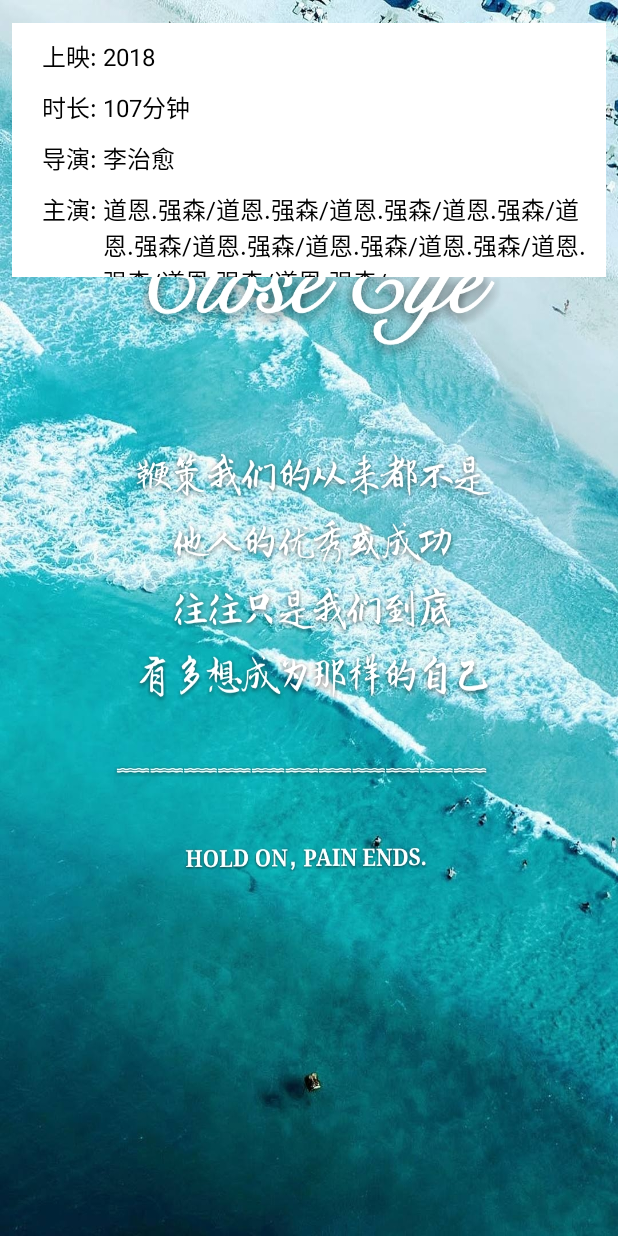
After one commit to ClodWinter/CloseEye, an Android app: the layout mdi_director_layout.xml on its own in the app's theme, with its tools: preview values and no code run, on a phone screen of 412 x 824 dp. The commit adds this screen. Run offline under Robolectric (Android 15) with nearby library versions, the light colour scheme and no system bars.

Commit message:
电影详情
电影详情

```diff
--- /dev/null
+++ b/app/src/main/res/layout/mdi_director_layout.xml
@@ -0,0 +1,138 @@
+<?xml version="1.0" encoding="utf-8"?>
+<RelativeLayout xmlns:android="http://schemas.android.com/apk/res/android"
+    android:layout_width="match_parent"
+    android:layout_height="200dp">
+
+    <ImageView
+        android:layout_width="match_parent"
+        android:layout_height="match_parent"
+        android:background="@color/white"
+        android:layout_marginLeft="8dp"
+        android:layout_marginRight="8dp"
+        android:layout_marginBottom="15dp"
+        android:layout_marginTop="15dp"
+        android:layout_centerInParent="true"
+        android:id="@+id/mdi_bg"
+        />
+
+    <LinearLayout
+        android:layout_width="match_parent"
+        android:layout_height="match_parent"
+        android:background="@color/white"
+        android:layout_marginLeft="8dp"
+        android:layout_marginRight="8dp"
+        android:layout_marginBottom="15dp"
+        android:layout_marginTop="15dp"
+        android:layout_centerInParent="true"
+        android:orientation="vertical"
+        >
+
+        <LinearLayout
+            android:layout_width="wrap_content"
+            android:layout_height="wrap_content"
+            android:orientation="horizontal"
+            android:layout_marginLeft="20dp"
+            android:layout_marginTop="10dp"
+            >
+
+            <TextView
+                android:layout_width="wrap_content"
+                android:layout_height="wrap_content"
+                android:text="上映: "
+                android:textSize="16sp"
+                android:textColor="#010101"
+                />
+
+            <TextView
+                android:layout_width="wrap_content"
+                android:layout_height="wrap_content"
+                android:text="2018"
+                android:textSize="16sp"
+                android:textColor="#010101"
+                />
+
+        </LinearLayout>
+
+        <LinearLayout
+            android:layout_width="wrap_content"
+            android:layout_height="wrap_content"
+            android:orientation="horizontal"
+            android:layout_marginLeft="20dp"
+            android:layout_marginTop="10dp"
+            >
+
+            <TextView
+                android:layout_width="wrap_content"
+                android:layout_height="wrap_content"
+                android:text="时长: "
+                android:textSize="16sp"
+                android:textColor="#010101"
+                />
+
+            <TextView
+                android:layout_width="wrap_content"
+                android:layout_height="wrap_content"
+                android:text="107分钟"
+                android:textSize="16sp"
+                android:textColor="#010101"
+                />
+
+        </LinearLayout>
+
+        <LinearLayout
+            android:layout_width="wrap_content"
+            android:layout_height="wrap_content"
+            android:orientation="horizontal"
+            android:layout_marginLeft="20dp"
+            android:layout_marginTop="10dp"
+            >
+
+            <TextView
+                android:layout_width="wrap_content"
+                android:layout_height="wrap_content"
+                android:text="导演: "
+                android:textSize="16sp"
+                android:textColor="#010101"
+                />
+
+            <TextView
+                android:layout_width="wrap_content"
+                android:layout_height="wrap_content"
+                android:text="李治愈"
+                android:textSize="16sp"
+                android:textColor="#010101"
+                />
+
+        </LinearLayout>
+
+        <LinearLayout
+            android:layout_width="wrap_content"
+            android:layout_height="wrap_content"
+            android:orientation="horizontal"
+            android:layout_marginLeft="20dp"
+            android:layout_marginTop="10dp"
+            >
+
+            <TextView
+                android:layout_width="wrap_content"
+                android:layout_height="wrap_content"
+                android:text="主演: "
+                android:textSize="16sp"
+                android:textColor="#010101"
+                />
+
+            <TextView
+                android:layout_width="wrap_content"
+                android:layout_height="wrap_content"
+                android:text="道恩.强森/道恩.强森/道恩.强森/道恩.强森/道恩.强森/道恩.强森/道恩.强森/道恩.强森/道恩.强森/道恩.强森/道恩.强森/"
+                android:textSize="16sp"
+                android:textColor="#010101"
+                />
+
+        </LinearLayout>
+
+
+    </LinearLayout>
+
+
+</RelativeLayout>
```
Also changed, not shown: app/src/main/java/cn/lizhiyu/closeeye/activity/MovieDetailActivity.java (+5 -11 lines), app/src/main/java/cn/lizhiyu/closeeye/model/MovieDetailItemModel.java (added, +7 -0 lines), app/src/main/res/layout/activity_movie_detail.xml (+15 -7 lines), app/src/main/res/layout/mdi_desc_layout.xml (added, +51 -0 lines).
